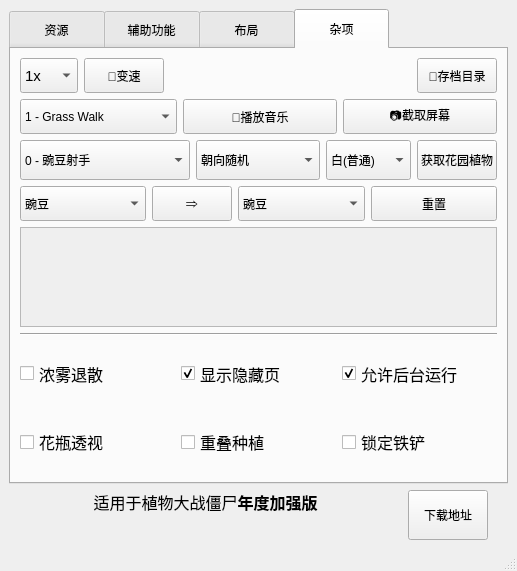
First picture: the form in pvztoolkit.ui, repository windshadow233/pvz-toolkit, before the edit.
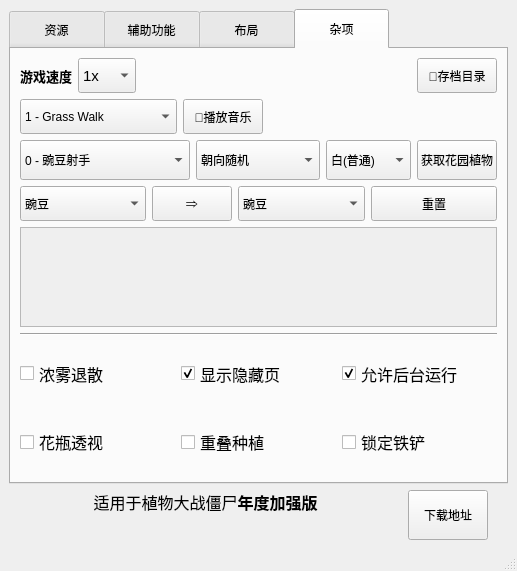
Second picture: the form after the edit. The open tabs and pages were chosen to show the change.

Commit message: 修改UI

```diff
--- a/pvztoolkit.ui
+++ b/pvztoolkit.ui
@@ -2762,6 +2762,34 @@
             </property>
            </widget>
           </item>
+          <item>
+           <widget class="QPushButton" name="pushButton_22">
+            <property name="sizePolicy">
+             <sizepolicy hsizetype="Minimum" vsizetype="Fixed">
+              <horstretch>0</horstretch>
+              <verstretch>0</verstretch>
+             </sizepolicy>
+            </property>
+            <property name="minimumSize">
+             <size>
+              <width>0</width>
+              <height>40</height>
+             </size>
+            </property>
+            <property name="maximumSize">
+             <size>
+              <width>45</width>
+              <height>16777215</height>
+             </size>
+            </property>
+            <property name="toolTip">
+             <string>截取游戏界面到剪切板</string>
+            </property>
+            <property name="text">
+             <string>📷</string>
+            </property>
+           </widget>
+          </item>
           <item>
            <widget class="QPushButton" name="pushButton_26">
             <property name="minimumSize">
@@ -2799,6 +2827,21 @@
        <layout class="QGridLayout" name="gridLayout_7">
         <item row="0" column="0">
          <layout class="QHBoxLayout" name="horizontalLayout_4">
+          <item>
+           <widget class="QLabel" name="label_12">
+            <property name="font">
+             <font>
+              <family>Arial</family>
+              <pointsize>10</pointsize>
+              <weight>75</weight>
+              <bold>true</bold>
+             </font>
+            </property>
+            <property name="text">
+             <string>游戏速度</string>
+            </property>
+           </widget>
+          </item>
           <item>
            <widget class="QComboBox" name="comboBox">
             <property name="sizePolicy">
@@ -2868,27 +2911,6 @@
             </item>
            </widget>
           </item>
-          <item>
-           <widget class="QPushButton" name="pushButton_11">
-            <property name="minimumSize">
-             <size>
-              <width>0</width>
-              <height>35</height>
-             </size>
-            </property>
-            <property name="font">
-             <font>
-              <family>Arial</family>
-              <pointsize>9</pointsize>
-              <weight>50</weight>
-              <bold>false</bold>
-             </font>
-            </property>
-            <property name="text">
-             <string>🚀变速</string>
-            </property>
-           </widget>
-          </item>
           <item>
            <spacer name="horizontalSpacer">
             <property name="orientation">
@@ -3009,26 +3031,17 @@
            </widget>
           </item>
           <item>
-           <widget class="QPushButton" name="pushButton_22">
-            <property name="sizePolicy">
-             <sizepolicy hsizetype="Minimum" vsizetype="Fixed">
-              <horstretch>0</horstretch>
-              <verstretch>0</verstretch>
-             </sizepolicy>
+           <spacer name="horizontalSpacer_3">
+            <property name="orientation">
+             <enum>Qt::Horizontal</enum>
             </property>
-            <property name="minimumSize">
+            <property name="sizeHint" stdset="0">
              <size>
-              <width>0</width>
-              <height>35</height>
+              <width>40</width>
+              <height>20</height>
              </size>
             </property>
-            <property name="toolTip">
-             <string>截取游戏界面到剪切板</string>
-            </property>
-            <property name="text">
-             <string>📷截取屏幕</string>
-            </property>
-           </widget>
+           </spacer>
           </item>
          </layout>
         </item>
```
Left out of the diff: 66 changed lines with no effect on the pictures. The commit also changes 1 other file.
